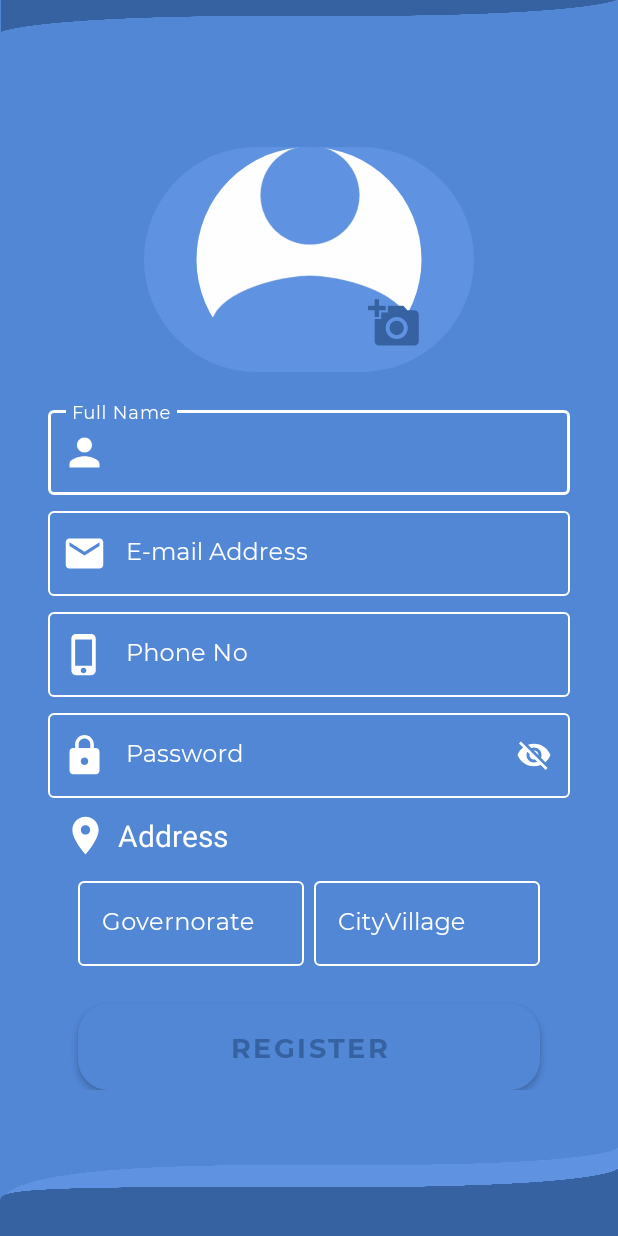
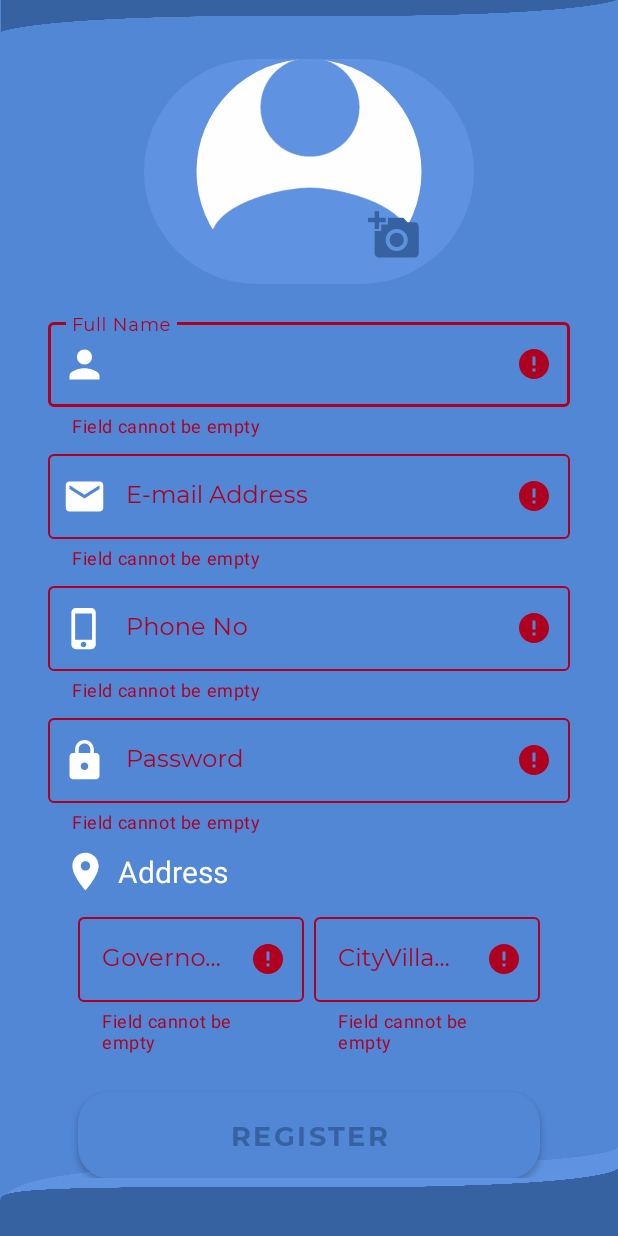
Before and after one commit to talal1abdalruhman/Refugees, an Android app: the Signup screen opened directly, with no data from a screen before it, after a tap on "REGISTER", on a phone screen of 412 x 824 dp. Run offline under Robolectric (Android 15) with nearby library versions, the phone set to English and light mode, and no system bars; our stand-ins replace CircleImageView, Firebase (no records; nobody signed in at launch, a user with empty details on screens opened directly); libraries missing offline, so code that uses them is left out: br.com.simplepass, com.theartofdev.edmodo; plain views replace CircularProgressButton; 1 other tap on this screen came first.

Commit message:
First commit for registration form validation

```diff
--- /dev/null
+++ b/app/src/main/java/com/example/refugees/HelperClasses/Validation.java
@@ -0,0 +1,87 @@
+package com.example.refugees.HelperClasses;
+
+import com.google.android.material.textfield.TextInputLayout;
+
+public class Validation {
+
+    public static Boolean validateName(TextInputLayout name) {
+        String val = name.getEditText().getText().toString().trim();
+
+        if (val.isEmpty()) {
+            name.setError("Field cannot be empty");
+            return false;
+        }
+        else {
+            name.setError(null);
+            name.setErrorEnabled(false);
+            return true;
+        }
+    }
+
+    public static Boolean validateEmail(TextInputLayout email) {
+        String val = email.getEditText().getText().toString().trim();
+
+        if (val.isEmpty()) {
+            email.setError("Field cannot be empty");
+            return false;
+        } else if (!android.util.Patterns.EMAIL_ADDRESS.matcher(val).matches()) {
+            email.setError("Invalid email address");
+            return false;
+        } else {
+            email.setError(null);
+            email.setErrorEnabled(false);
+            return true;
+        }
+    }
+
+    public static Boolean validatePassword(TextInputLayout password) {
+        String val = password.getEditText().getText().toString();
+        String passwordVal = "^" +
+                "(?=.*[0-9])" +         //at least 1 digit
+                "(?=.*[a-z])" +         //at least 1 lower case letter
+                "(?=.*[A-Z])" +         //at least 1 upper case letter
+                "(?=.*[a-zA-Z])" +      //any letter
+                "(?=.*[@#$%^&+=_])" +    //at least 1 special character
+                "(?=\\\\S+$).{6,}$";    //at least 6 characters + no white spaces
+
+        if (val.isEmpty()) {
+            password.setError("Field cannot be empty");
+            return false;
+        } else if (!val.matches(passwordVal)) {
+            password.setError("Password is too weak");
+            return false;
+        } else {
+            password.setError(null);
+            password.setErrorEnabled(false);
+            return true;
+        }
+    }
+
+    public static Boolean validatePhoneNo(TextInputLayout phone) {
+        String val = phone.getEditText().getText().toString();
+
+        if (val.isEmpty()) {
+            phone.setError("Field cannot be empty");
+            return false;
+        } else {
+            phone.setError(null);
+            phone.setErrorEnabled(false);
+            return true;
+        }
+    }
+
+    public static Boolean validateNotEmpty(TextInputLayout ss) {
+        String val = ss.getEditText().getText().toString().trim();
+
+        if (val.isEmpty()) {
+            ss.setError("Field cannot be empty");
+            return false;
+        }
+        else {
+            ss.setError(null);
+            ss.setErrorEnabled(false);
+            return true;
+        }
+    }
+
+}
--- a/app/src/main/java/com/example/refugees/Signup.java
+++ b/app/src/main/java/com/example/refugees/Signup.java
@@ -26,11 +26,13 @@ import android.widget.ScrollView;
 
 import com.example.refugees.HelperClasses.Address;
 import com.example.refugees.HelperClasses.User;
+import com.example.refugees.HelperClasses.Validation;
 import com.example.refugees.R;
 import com.google.android.gms.tasks.OnCompleteListener;
 import com.google.android.gms.tasks.OnSuccessListener;
 import com.google.android.gms.tasks.Task;
 import com.google.android.material.textfield.TextInputEditText;
+import com.google.android.material.textfield.TextInputLayout;
 import com.google.firebase.auth.AuthResult;
 import com.google.firebase.auth.FirebaseAuth;
 import com.google.firebase.auth.FirebaseUser;
@@ -61,6 +63,7 @@ public class Signup extends AppCompatActivity {
     private static final int GALLERY_REQUEST_CODE = 1;
     private String ADD_USER_TAG = "userRegister";
     private TextInputEditText fName, eMail, phoneNo, password, gover, city;
+    TextInputLayout nameLayout, emailLayout, phoneLayout, passwordLayout, governatorLayout, cityLayout;
     private String textName, textEmail, textPhone, textPassword, textGovern, textCity;
     private CircleImageView profileImg;
     private Uri imageUri = null;
@@ -187,6 +190,12 @@ public class Signup extends AppCompatActivity {
         gover = findViewById(R.id.register_govrnator);
         city = findViewById(R.id.register_City);
         profileImg = findViewById(R.id.register_img);
+        nameLayout = findViewById(R.id.register_layout_name);
+        emailLayout = findViewById(R.id.register_layout_email);
+        passwordLayout = findViewById(R.id.register_layout_password);
+        phoneLayout = findViewById(R.id.register_layout_phone);
+        governatorLayout = findViewById(R.id.register_layout_govrnator);
+        cityLayout = findViewById(R.id.register_layout_city);
     }
 
     public void RegisterUser(View view) {
@@ -197,6 +206,9 @@ public class Signup extends AppCompatActivity {
         textGovern = gover.getText().toString();
         textCity = city.getText().toString();
 
+        if(!Validation.validateName(nameLayout) | !Validation.validateEmail(emailLayout) |
+                !Validation.validatePassword(passwordLayout) | !Validation.validatePhoneNo(phoneLayout) |
+                !Validation.validateNotEmpty(governatorLayout) | !Validation.validateNotEmpty(cityLayout)) return;
         VerifyUserByEmail();
     }
 
--- a/app/src/main/res/layout/activity_signup.xml
+++ b/app/src/main/res/layout/activity_signup.xml
@@ -232,6 +232,7 @@
                 </RelativeLayout>
 
                 <com.google.android.material.textfield.TextInputLayout
+                    android:id="@+id/register_layout_name"
                     style="@style/Widget.MaterialComponents.TextInputLayout.OutlinedBox"
                     android:layout_width="match_parent"
                     android:layout_height="wrap_content"
@@ -257,6 +258,7 @@
                 </com.google.android.material.textfield.TextInputLayout>
 
                 <com.google.android.material.textfield.TextInputLayout
+                    android:id="@+id/register_layout_email"
                     style="@style/Widget.MaterialComponents.TextInputLayout.OutlinedBox"
                     android:layout_width="match_parent"
                     android:layout_height="wrap_content"
@@ -282,6 +284,7 @@
                 </com.google.android.material.textfield.TextInputLayout>
 
                 <com.google.android.material.textfield.TextInputLayout
+                    android:id="@+id/register_layout_phone"
                     style="@style/Widget.MaterialComponents.TextInputLayout.OutlinedBox"
                     android:layout_width="match_parent"
                     android:layout_height="wrap_content"
@@ -308,6 +311,7 @@
                 </com.google.android.material.textfield.TextInputLayout>
 
                 <com.google.android.material.textfield.TextInputLayout
+                    android:id="@+id/register_layout_password"
                     style="@style/Widget.MaterialComponents.TextInputLayout.OutlinedBox"
                     android:layout_width="match_parent"
                     android:layout_height="wrap_content"
@@ -362,6 +366,7 @@
                         android:layout_marginRight="20dp">
 
                         <com.google.android.material.textfield.TextInputLayout
+                            android:id="@+id/register_layout_govrnator"
                             style="@style/Widget.MaterialComponents.TextInputLayout.OutlinedBox"
                             android:layout_width="match_parent"
                             android:layout_height="wrap_content"
@@ -388,6 +393,7 @@
                         </com.google.android.material.textfield.TextInputLayout>
 
                         <com.google.android.material.textfield.TextInputLayout
+                            android:id="@+id/register_layout_city"
                             style="@style/Widget.MaterialComponents.TextInputLayout.OutlinedBox"
                             android:layout_width="match_parent"
                             android:layout_height="wrap_content"
```
